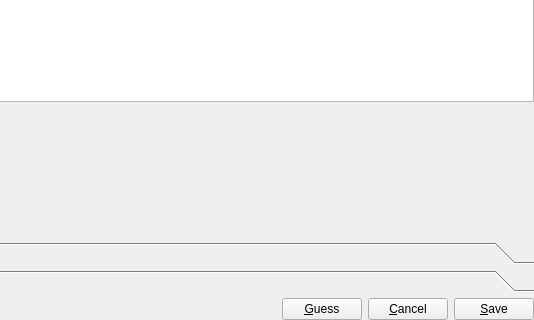
Old version of the form src/book_editor.ui in the repository chrmorais/aranduka; both pictures show x 206 to 740 and y 250 to 570 of the 740 by 570 pixel window.
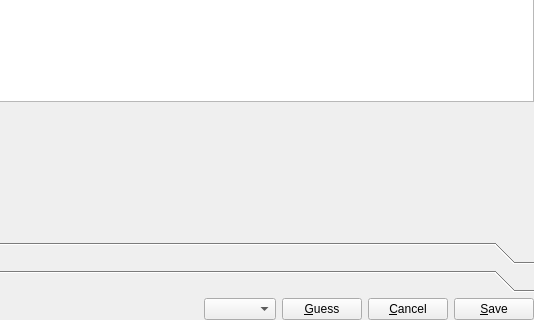
New version of the form. Icons and pictures are not drawn.

Commit message: Moved google books guesser to a plugin

Patch:
```diff
--- a/src/book_editor.ui
+++ b/src/book_editor.ui
@@ -309,6 +309,9 @@
        </property>
       </spacer>
      </item>
+     <item>
+      <widget class="QComboBox" name="guessers"/>
+     </item>
      <item>
       <widget class="QPushButton" name="guess">
        <property name="text">
```
The commit also changes 3 other files.
